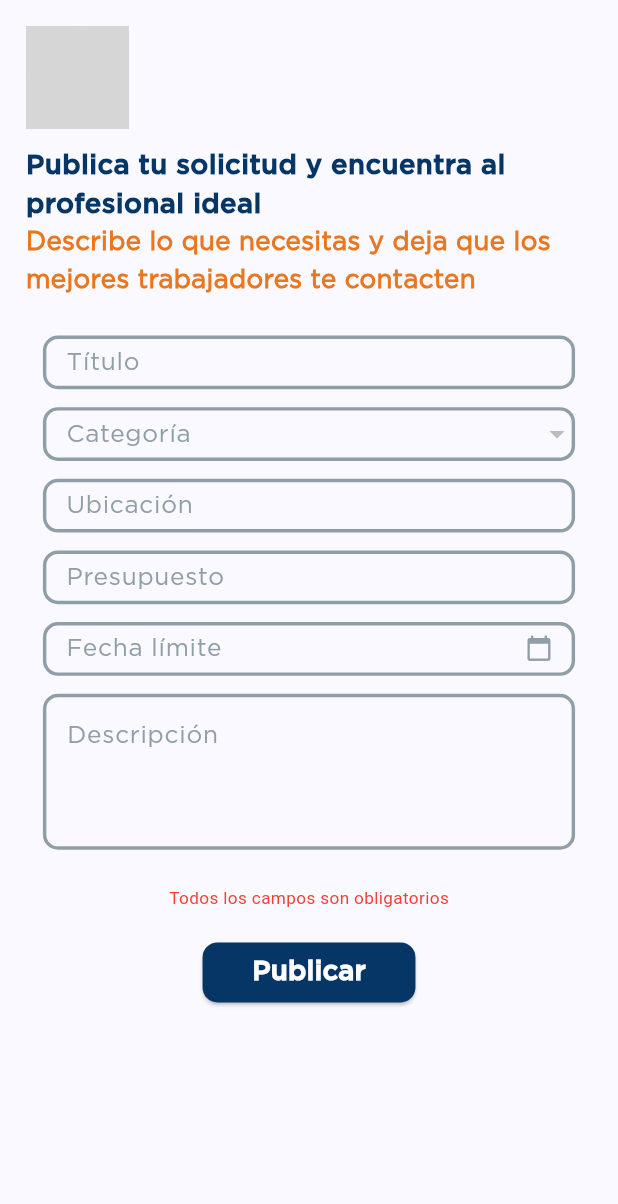
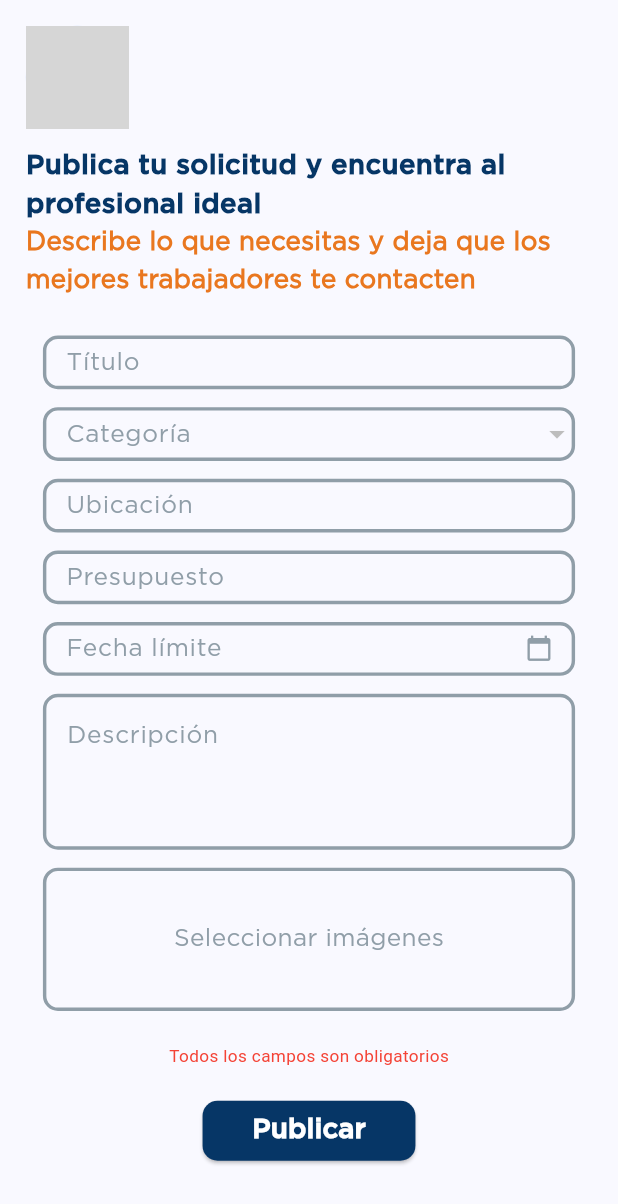
Before and after one commit to mauriciomartinezm/nodo, a Flutter app: the CrearPublicacionScreen screen opened directly, after a tap on "Publicar", on a phone screen of 412 x 824 dp. Shown: the top 1204 px of the screen. Run offline on Flutter 3.47's test engine with Material 3 defaults, Android fonts, the light colour scheme and no system bars; our stand-ins replace auto_size_text, carousel_slider, firebase_core, firebase_messaging, firebase_storage, flutter_local_notifications and 4 more; accounts and stored records are empty; network calls fail; grey boxes are pictures that could not be loaded.

Commit message:
merge ramaAuxiliar con mauricio

```diff
--- a/frontend/lib/features/crear_publicacion/screens/crear_publicacion_screen.dart
+++ b/frontend/lib/features/crear_publicacion/screens/crear_publicacion_screen.dart
@@ -4,6 +4,7 @@ import 'package:nodo/features/crear_publicacion/widgets/date_picker.dart';
 import 'package:nodo/providers/userprovider.dart';
 import 'package:provider/provider.dart';
 import 'package:flutter_screenutil/flutter_screenutil.dart';
+import '../../../widgets/foto_widget.dart';
 import '../logic/crear_publicacion_controller.dart';
 import '../widgets/header_info.dart';
 import '../widgets/text_field.dart';
@@ -160,11 +161,11 @@ class _CrearPublicacionScreenState extends State<CrearPublicacionScreen> {
                       SizedBox(height: 10.h),
                       DescripcionField(controller: _descripcionController),
                       SizedBox(height: 10.h),
-                      //SubirFotoWidget(
-                      //  key: ValueKey(_urlsImagenes), // Añade una clave única
-                      //  onUploadComplete: (urls) => _urlsImagenes = urls,
-                      //  initialUrls: _urlsImagenes, // Pasa las URLs iniciales
-                      //),
+                      SubirFotoWidget(
+                        key: ValueKey(_urlsImagenes), // Añade una clave única
+                        onUploadComplete: (urls) => _urlsImagenes = urls,
+                        initialUrls: _urlsImagenes, // Pasa las URLs iniciales
+                      ),
                       if (controller.errorMessage != null) ...[
                         SizedBox(height: 10.h),
                         Text(
```
